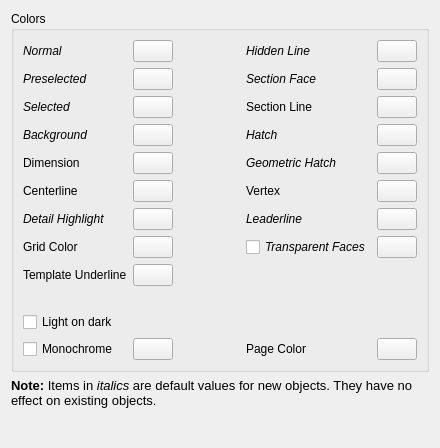
realthunder/FreeCAD, file src/Mod/TechDraw/Gui/DlgPrefsTechDrawColors.ui: the form before one commit.
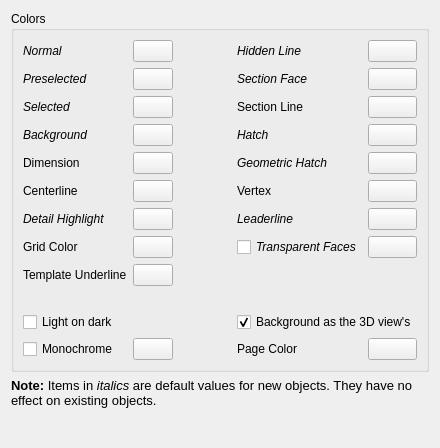
The form after the commit. Custom widgets are drawn as their Qt base class.

Commit message: TD: the colour page has a check box for the page view's ground following the 3D view's

```diff
--- a/src/Mod/TechDraw/Gui/DlgPrefsTechDrawColors.ui
+++ b/src/Mod/TechDraw/Gui/DlgPrefsTechDrawColors.ui
@@ -444,6 +444,25 @@
           </property>
          </widget>
         </item>
+        <item row="10" column="3" colspan="2">
+         <widget class="Gui::PrefCheckBox" name="pcbBackgroundAs3DView">
+          <property name="toolTip">
+           <string>Draw the area around the sheet in a page view as the background of the 3D view is drawn: its colour or its gradient, following the theme. Unchecked, it has the Background colour above.</string>
+          </property>
+          <property name="text">
+           <string>Background as the 3D view's</string>
+          </property>
+          <property name="checked">
+           <bool>true</bool>
+          </property>
+          <property name="prefEntry" stdset="0">
+           <cstring>BackgroundAs3DView</cstring>
+          </property>
+          <property name="prefPath" stdset="0">
+           <cstring>/Mod/TechDraw/Colors</cstring>
+          </property>
+         </widget>
+        </item>
         <item row="2" column="1">
          <widget class="Gui::PrefColorButton" name="pcb_Select">
           <property name="toolTip">
```
The commit also changes 2 other files.
